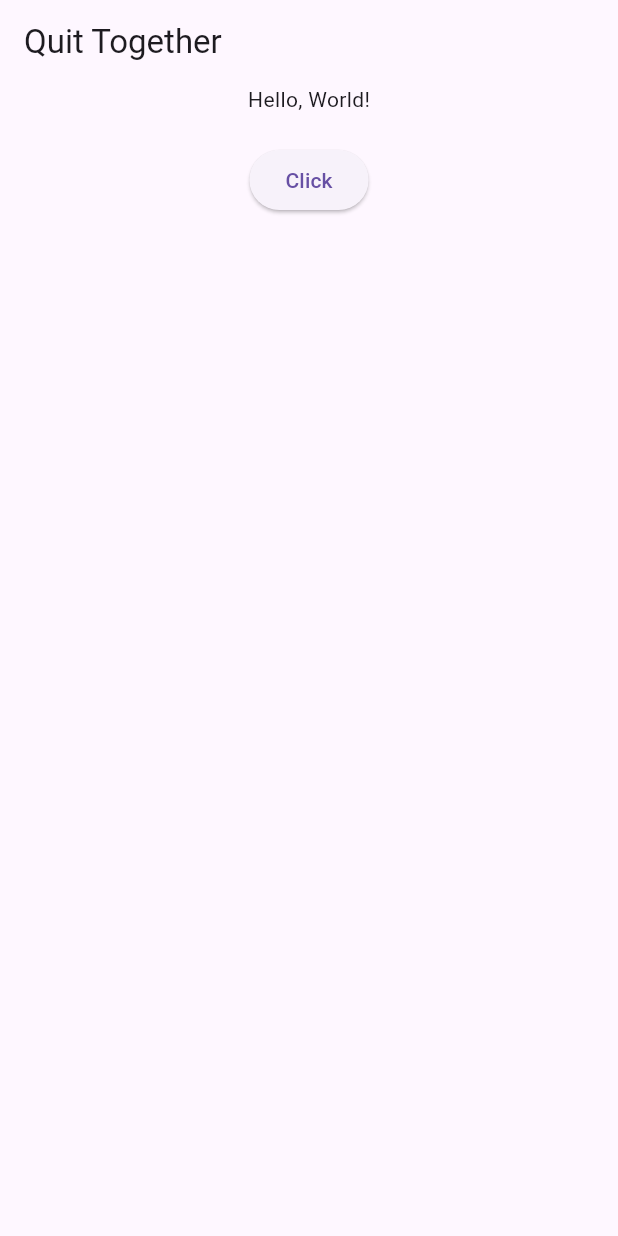
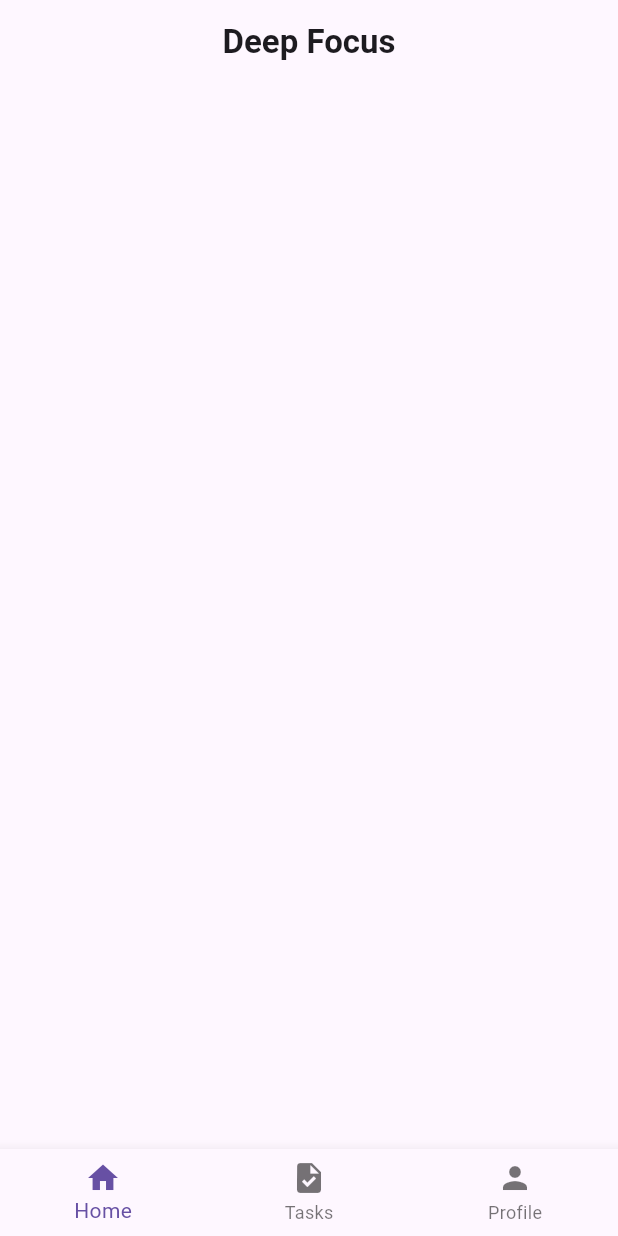
Before and after one commit to aDiThYa-808/Deep-Focus-Orchestrator-app, a Flutter app: the screen it shows after launch, on a phone screen of 412 x 824 dp. Run offline on Flutter 3.47's test engine with Material 3 defaults, Android fonts, the phone set to English and light mode, and no system bars.

Commit message:
Added AppBar and BottomNavBar

```diff
--- /dev/null
+++ b/app_frontend/lib/bars/Bottom_Nav_Bar.dart
@@ -0,0 +1,21 @@
+import 'package:flutter/material.dart';
+
+class BottomNavBar extends StatefulWidget {
+  const BottomNavBar({super.key});
+
+  @override
+  State<BottomNavBar> createState() => _BottomNavBarState();
+}
+
+class _BottomNavBarState extends State<BottomNavBar> {
+  @override
+  Widget build(BuildContext context) {
+    return BottomNavigationBar(
+      items: const [
+        BottomNavigationBarItem(icon: Icon(Icons.home), label: 'Home'),
+        BottomNavigationBarItem(icon: Icon(Icons.task), label: 'Tasks'),
+        BottomNavigationBarItem(icon: Icon(Icons.person), label: 'Profile'),
+      ],
+    );
+  }
+}
--- /dev/null
+++ b/app_frontend/lib/bars/Top_Nav_Bar.dart
@@ -0,0 +1,19 @@
+import 'package:flutter/material.dart';
+
+class TopNav extends StatelessWidget implements PreferredSizeWidget {
+  const TopNav({super.key});
+
+  @override
+  Size get preferredSize => const Size.fromHeight(kToolbarHeight);
+
+  @override
+  Widget build(BuildContext context) {
+    return AppBar(
+      title: const Text(
+        'Deep Focus',
+        style: TextStyle(fontWeight: FontWeight.bold),
+      ),
+      centerTitle: true,
+    );
+  }
+}
--- a/app_frontend/lib/main.dart
+++ b/app_frontend/lib/main.dart
@@ -1,3 +1,6 @@
+import "package:app_frontend/bars/Top_Nav_Bar.dart";
+import "package:app_frontend/bars/Bottom_Nav_Bar.dart";
+import "package:app_frontend/screens/home_screen.dart";
 import "package:flutter/material.dart";
 
 void main() {
@@ -17,26 +20,11 @@ class _MyAppState extends State<MyApp> {
     return MaterialApp(
       // Root widget
       home: Scaffold(
-        appBar: AppBar(title: const Text('Quit Together')),
-        body: Center(
-          child: Builder(
-            builder: (context) {
-              return Column(
-                children: [
-                  const Text('Hello, World!'),
-                  const SizedBox(height: 20),
-                  ElevatedButton(
-                    onPressed: () {
-                      print('Click!');
-                    },
-                    child: const Text('Click'),
-                  ),
-                ],
-              );
-            },
-          ),
-        ),
-      ),
+        appBar: const TopNav(),
+
+
+        bottomNavigationBar: BottomNavBar(),
+      )
     );
   }
 }
```
Also changed, not shown: app_frontend/lib/screens/home_screen.dart (added, +17 -0 lines), app_frontend/lib/widgets/timer.dart (added, +15 -0 lines).
